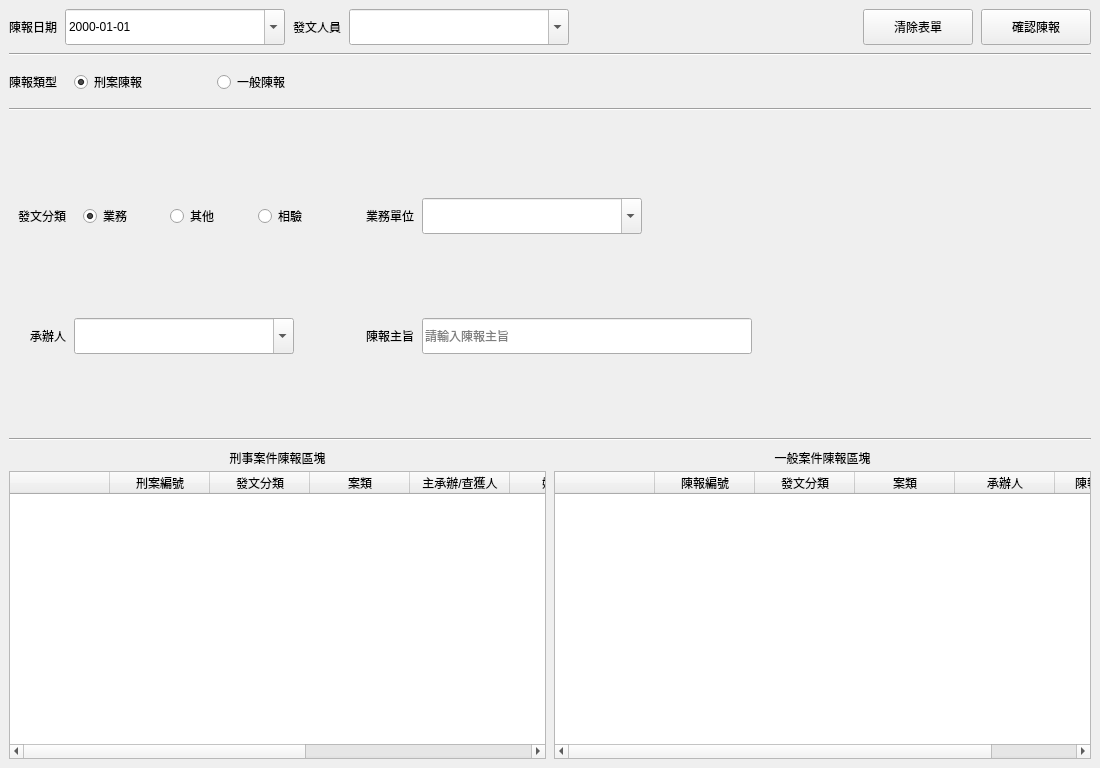
Qt form Layout3.ui (jerrygskk/project_police) before a commit.
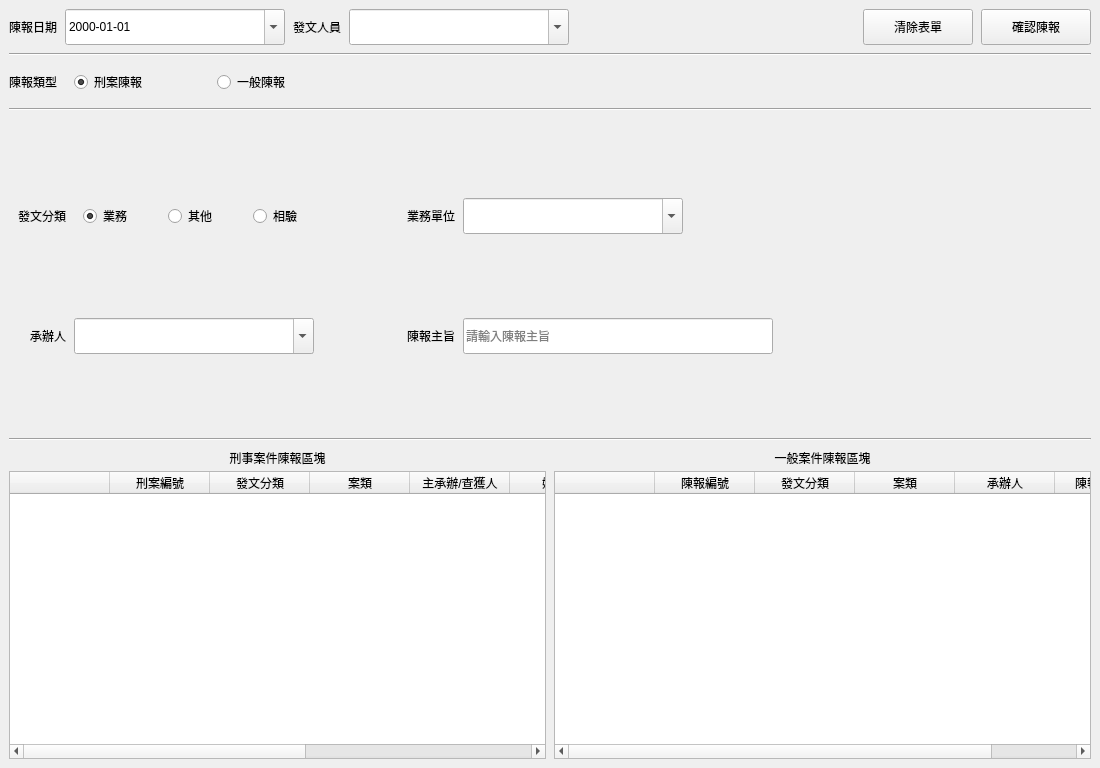
The same form after that commit. The open tabs and pages were chosen to show the change.

Commit message: 新增修改功能(Tab0)、刪除功能(Tab1/2)、Apple HIG Dialog、欄位比例調整

Diff of the .ui file:
```diff
--- a/Layout3.ui
+++ b/Layout3.ui
@@ -280,27 +280,32 @@
         </item>
         <item row="0" column="1">
          <widget class="QWidget" name="gen_cat_group">
-          <property name="minimumSize"><size><width>260</width><height>36</height></size></property>
+          <property name="minimumSize"><size><width>240</width><height>36</height></size></property>
           <layout class="QHBoxLayout" name="genCatRadioLayout">
            <property name="spacing"><number>20</number></property>
            <property name="contentsMargins"><number>0</number><number>0</number><number>0</number><number>0</number></property>
            <item><widget class="QRadioButton" name="radio_gen_cat_a">
             <property name="text"><string>業務</string></property>
             <property name="checked"><bool>true</bool></property>
+            <property name="minimumSize"><size><width>65</width><height>0</height></size></property>
            </widget></item>
            <item><widget class="QRadioButton" name="radio_gen_cat_b">
             <property name="text"><string>其他</string></property>
+            <property name="minimumSize"><size><width>65</width><height>0</height></size></property>
            </widget></item>
            <item><widget class="QRadioButton" name="radio_gen_cat_c">
             <property name="text"><string>相驗</string></property>
+            <property name="minimumSize"><size><width>65</width><height>0</height></size></property>
            </widget></item>
+           <item><spacer><property name="orientation"><enum>Qt::Horizontal</enum></property>
+            <property name="sizeHint" stdset="0"><size><width>0</width><height>0</height></size></property></spacer></item>
           </layout>
          </widget>
         </item>
         <!-- 區塊間距 -->
         <item row="0" column="2" rowspan="2">
          <spacer><property name="orientation"><enum>Qt::Horizontal</enum></property>
-          <property name="sizeHint" stdset="0"><size><width>24</width><height>0</height></size></property>
+          <property name="sizeHint" stdset="0"><size><width>16</width><height>0</height></size></property>
           <property name="sizeType"><enum>QSizePolicy::Fixed</enum></property></spacer>
         </item>
         <item row="0" column="3">
@@ -322,7 +327,7 @@
         </item>
         <item row="1" column="1">
          <widget class="QComboBox" name="gen_processor">
-          <property name="minimumSize"><size><width>220</width><height>36</height></size></property>
+          <property name="minimumSize"><size><width>240</width><height>36</height></size></property>
           <property name="maximumSize"><size><width>220</width><height>36</height></size></property>
           <property name="editable"><bool>true</bool></property>
          </widget>
```
Left out of the diff: 5 changed lines with no effect on the pictures. The commit also changes 5 other files.
